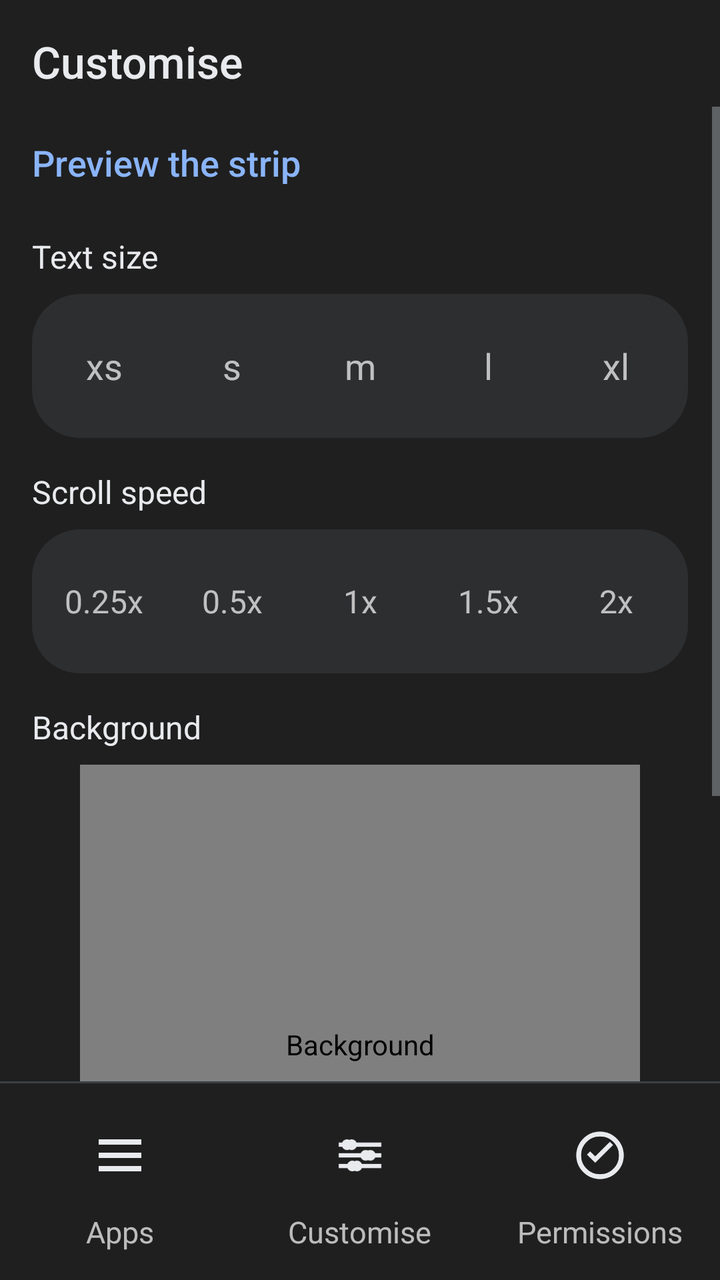
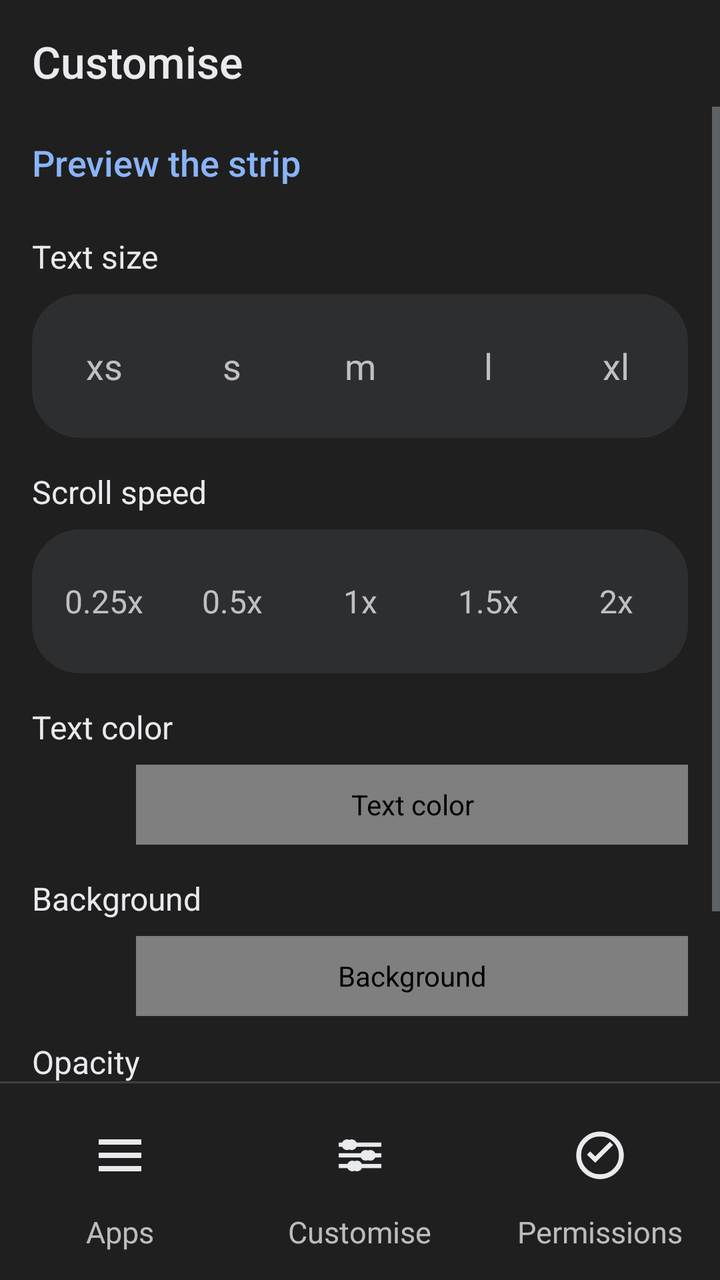

Screens rendered from an Android XML layout before and after an edit, with the pre-edit source and the edit as a unified diff.
<!-- AndroidManifest.xml: application theme Theme.Ticker -->
<!-- res/layout/activity_appearance.xml -->
<?xml version="1.0" encoding="utf-8"?>
<LinearLayout xmlns:android="http://schemas.android.com/apk/res/android"
    android:id="@+id/appearance_root"
    android:layout_width="match_parent"
    android:layout_height="match_parent"
    android:background="@color/paper"
    android:orientation="vertical">

    <TextView
        android:layout_width="match_parent"
        android:layout_height="wrap_content"
        android:fontFamily="sans-serif-medium"
        android:paddingStart="16dp"
        android:paddingTop="16dp"
        android:paddingEnd="16dp"
        android:paddingBottom="8dp"
        android:text="@string/appearance_title"
        android:textColor="@color/ink"
        android:textSize="22sp" />

    <ScrollView
        android:layout_width="match_parent"
        android:layout_height="0dp"
        android:layout_weight="1"
        android:fillViewport="true">

        <LinearLayout
            android:layout_width="match_parent"
            android:layout_height="wrap_content"
            android:orientation="vertical"
            android:paddingBottom="16dp">

            <Button
                android:id="@+id/preview_strip"
                style="@style/Widget.Ribbon.TextButton"
                android:layout_width="match_parent"
                android:layout_height="wrap_content"
                android:layout_marginStart="8dp"
                android:layout_marginEnd="8dp"
                android:gravity="start|center_vertical"
                android:minHeight="56dp"
                android:text="@string/preview_strip"
                android:textSize="18sp" />

            <TextView
                android:layout_width="match_parent"
                android:layout_height="wrap_content"
                android:paddingStart="16dp"
                android:paddingTop="8dp"
                android:paddingEnd="16dp"
                android:paddingBottom="8dp"
                android:text="@string/text_size_label"
                android:textColor="@color/ink"
                android:textSize="16sp" />

            <LinearLayout
                android:id="@+id/text_size_bar"
                android:layout_width="match_parent"
                android:layout_height="72dp"
                android:layout_marginStart="16dp"
                android:layout_marginEnd="16dp"
                android:background="@drawable/bg_search"
                android:gravity="center_vertical"
                android:orientation="horizontal"
                android:padding="4dp">

                <TextView
                    android:id="@+id/size_xs"
                    android:layout_width="0dp"
                    android:layout_height="match_parent"
                    android:layout_weight="1"
                    android:gravity="center"
                    android:text="@string/step_xs"
                    android:textSize="18sp" />

                <TextView
                    android:id="@+id/size_s"
                    android:layout_width="0dp"
                    android:layout_height="match_parent"
                    android:layout_weight="1"
                    android:gravity="center"
                    android:text="@string/step_s"
                    android:textSize="18sp" />

                <TextView
                    android:id="@+id/size_m"
                    android:layout_width="0dp"
                    android:layout_height="match_parent"
                    android:layout_weight="1"
                    android:gravity="center"
                    android:text="@string/step_m"
                    android:textSize="18sp" />

                <TextView
                    android:id="@+id/size_l"
                    android:layout_width="0dp"
                    android:layout_height="match_parent"
                    android:layout_weight="1"
                    android:gravity="center"
                    android:text="@string/step_l"
                    android:textSize="18sp" />

                <TextView
                    android:id="@+id/size_xl"
                    android:layout_width="0dp"
                    android:layout_height="match_parent"
                    android:layout_weight="1"
                    android:gravity="center"
                    android:text="@string/step_xl"
                    android:textSize="18sp" />
            </LinearLayout>

            <TextView
                android:layout_width="match_parent"
                android:layout_height="wrap_content"
                android:paddingStart="16dp"
                android:paddingTop="16dp"
                android:paddingEnd="16dp"
                android:paddingBottom="8dp"
                android:text="@string/scroll_speed_label"
                android:textColor="@color/ink"
                android:textSize="16sp" />

            <LinearLayout
                android:id="@+id/speed_bar"
                android:layout_width="match_parent"
                android:layout_height="72dp"
                android:layout_marginStart="16dp"
                android:layout_marginEnd="16dp"
                android:background="@drawable/bg_search"
                android:gravity="center_vertical"
                android:orientation="horizontal"
                android:padding="4dp">

                <TextView
                    android:id="@+id/speed_025"
                    android:layout_width="0dp"
                    android:layout_height="match_parent"
                    android:layout_weight="1"
                    android:gravity="center"
                    android:text="@string/speed_025"
                    android:textSize="16sp" />

                <TextView
                    android:id="@+id/speed_05"
                    android:layout_width="0dp"
                    android:layout_height="match_parent"
                    android:layout_weight="1"
                    android:gravity="center"
                    android:text="@string/speed_05"
                    android:textSize="16sp" />

                <TextView
                    android:id="@+id/speed_1"
                    android:layout_width="0dp"
                    android:layout_height="match_parent"
                    android:layout_weight="1"
                    android:gravity="center"
                    android:text="@string/speed_1"
                    android:textSize="16sp" />

                <TextView
                    android:id="@+id/speed_15"
                    android:layout_width="0dp"
                    android:layout_height="match_parent"
                    android:layout_weight="1"
                    android:gravity="center"
                    android:text="@string/speed_15"
                    android:textSize="16sp" />

                <TextView
                    android:id="@+id/speed_2"
                    android:layout_width="0dp"
                    android:layout_height="match_parent"
                    android:layout_weight="1"
                    android:gravity="center"
                    android:text="@string/speed_2"
                    android:textSize="16sp" />
            </LinearLayout>

            <TextView
                android:layout_width="match_parent"
                android:layout_height="wrap_content"
                android:paddingStart="16dp"
                android:paddingTop="16dp"
                android:paddingEnd="16dp"
                android:paddingBottom="8dp"
                android:text="@string/background_label"
                android:textColor="@color/ink"
                android:textSize="16sp" />

            <app.ticker.ColorWheelView
                android:id="@+id/color_wheel"
                android:layout_width="280dp"
                android:layout_height="280dp"
                android:layout_gravity="center_horizontal"
                android:contentDescription="@string/background_label" />

            <Button
                android:id="@+id/bg_none"
                style="@style/Widget.Ribbon.TextButton"
                android:layout_width="match_parent"
                android:layout_height="wrap_content"
                android:layout_marginStart="8dp"
                android:layout_marginTop="8dp"
                android:layout_marginEnd="8dp"
                android:minHeight="56dp"
                android:text="@string/bg_none"
                android:textSize="18sp" />
        </LinearLayout>
    </ScrollView>

    <include layout="@layout/bar_tabs" />
</LinearLayout>
<!-- res/layout/bar_tabs.xml (included above) -->
<?xml version="1.0" encoding="utf-8"?>
<LinearLayout xmlns:android="http://schemas.android.com/apk/res/android"
    android:id="@+id/tab_bar"
    android:layout_width="match_parent"
    android:layout_height="wrap_content"
    android:background="@color/paper"
    android:orientation="vertical">

    <View
        android:layout_width="match_parent"
        android:layout_height="1dp"
        android:background="@color/divider" />

    <LinearLayout
        android:layout_width="match_parent"
        android:layout_height="wrap_content"
        android:orientation="horizontal"
        android:paddingTop="12dp"
        android:paddingBottom="14dp">

        <LinearLayout
            android:id="@+id/tab_apps"
            android:layout_width="0dp"
            android:layout_height="wrap_content"
            android:layout_weight="1"
            android:background="?android:attr/selectableItemBackground"
            android:clickable="true"
            android:contentDescription="@string/tab_apps"
            android:focusable="true"
            android:gravity="center_horizontal"
            android:orientation="vertical">

            <FrameLayout
                android:id="@+id/tab_apps_pill"
                android:layout_width="96dp"
                android:layout_height="48dp">

                <ImageView
                    android:id="@+id/tab_apps_icon"
                    android:layout_width="32dp"
                    android:layout_height="32dp"
                    android:layout_gravity="center"
                    android:contentDescription="@null"
                    android:importantForAccessibility="no"
                    android:src="@drawable/ic_tab_apps" />
            </FrameLayout>

            <TextView
                android:id="@+id/tab_apps_label"
                android:layout_width="wrap_content"
                android:layout_height="wrap_content"
                android:layout_marginTop="4dp"
                android:text="@string/tab_apps"
                android:textSize="15sp" />
        </LinearLayout>

        <LinearLayout
            android:id="@+id/tab_appearance"
            android:layout_width="0dp"
            android:layout_height="wrap_content"
            android:layout_weight="1"
            android:background="?android:attr/selectableItemBackground"
            android:clickable="true"
            android:contentDescription="@string/tab_appearance"
            android:focusable="true"
            android:gravity="center_horizontal"
            android:orientation="vertical">

            <FrameLayout
                android:id="@+id/tab_appearance_pill"
                android:layout_width="96dp"
                android:layout_height="48dp">

                <ImageView
                    android:id="@+id/tab_appearance_icon"
                    android:layout_width="32dp"
                    android:layout_height="32dp"
                    android:layout_gravity="center"
                    android:contentDescription="@null"
                    android:importantForAccessibility="no"
                    android:src="@drawable/ic_tab_appearance" />
            </FrameLayout>

            <TextView
                android:id="@+id/tab_appearance_label"
                android:layout_width="wrap_content"
                android:layout_height="wrap_content"
                android:layout_marginTop="4dp"
                android:text="@string/tab_appearance"
                android:textSize="15sp" />
        </LinearLayout>

        <LinearLayout
            android:id="@+id/tab_permissions"
            android:layout_width="0dp"
            android:layout_height="wrap_content"
            android:layout_weight="1"
            android:background="?android:attr/selectableItemBackground"
            android:clickable="true"
            android:contentDescription="@string/tab_permissions"
            android:focusable="true"
            android:gravity="center_horizontal"
            android:orientation="vertical">

            <FrameLayout
                android:id="@+id/tab_permissions_pill"
                android:layout_width="96dp"
                android:layout_height="48dp">

                <ImageView
                    android:id="@+id/tab_permissions_icon"
                    android:layout_width="32dp"
                    android:layout_height="32dp"
                    android:layout_gravity="center"
                    android:contentDescription="@null"
                    android:importantForAccessibility="no"
                    android:src="@drawable/ic_tab_permissions" />
            </FrameLayout>

            <TextView
                android:id="@+id/tab_permissions_label"
                android:layout_width="wrap_content"
                android:layout_height="wrap_content"
                android:layout_marginTop="4dp"
                android:text="@string/tab_permissions"
                android:textSize="15sp" />
        </LinearLayout>
    </LinearLayout>
</LinearLayout>
<!-- resources referenced by this layout -->
<resources>
  <color name="divider">#3C4043</color>
  <color name="ink">#E8EAED</color>
  <color name="paper">#1F1F1F</color>
  <!-- drawable bg_search (drawable) -->
  <?xml version="1.0" encoding="utf-8"?>
  <shape xmlns:android="http://schemas.android.com/apk/res/android"
      android:shape="rectangle">
      <solid android:color="@color/search" />
      <corners android:radius="24dp" />
  </shape>
  <!-- drawable ic_tab_appearance (drawable) -->
  <?xml version="1.0" encoding="utf-8"?>
  <vector xmlns:android="http://schemas.android.com/apk/res/android"
      android:width="24dp"
      android:height="24dp"
      android:viewportWidth="24"
      android:viewportHeight="24">
      <path
          android:fillColor="#E8EAED"
          android:pathData="M4,7.2h16v1.6H4z M4,11.2h16v1.6H4z M4,15.2h16v1.6H4z" />
      <path
          android:fillColor="#E8EAED"
          android:pathData="M8,6.2a2,2 0,1 1,0 3.6a2,2 0,1 1,0 -3.6z M15,10.2a2,2 0,1 1,0 3.6a2,2 0,1 1,0 -3.6z M10,14.2a2,2 0,1 1,0 3.6a2,2 0,1 1,0 -3.6z" />
  </vector>
  <!-- drawable ic_tab_apps (drawable) -->
  <?xml version="1.0" encoding="utf-8"?>
  <vector xmlns:android="http://schemas.android.com/apk/res/android"
      android:width="24dp"
      android:height="24dp"
      android:viewportWidth="24"
      android:viewportHeight="24">
      <path
          android:fillColor="#E8EAED"
          android:pathData="M4,6h16v2H4z M4,11h16v2H4z M4,16h16v2H4z" />
  </vector>
  <!-- drawable ic_tab_permissions (drawable) -->
  <?xml version="1.0" encoding="utf-8"?>
  <vector xmlns:android="http://schemas.android.com/apk/res/android"
      android:width="24dp"
      android:height="24dp"
      android:viewportWidth="24"
      android:viewportHeight="24">
      <path
          android:fillColor="#00000000"
          android:pathData="M12,4a8,8 0,1 1,0 16a8,8 0,1 1,0 -16z"
          android:strokeColor="#E8EAED"
          android:strokeWidth="1.8" />
      <path
          android:fillColor="#E8EAED"
          android:pathData="M10.2,12.4 L8.3,10.5 L7.1,11.7 L10.2,14.8 L16.9,8.1 L15.7,6.9 Z" />
  </vector>
  <string name="appearance_title">Customise</string>
  <string name="background_label">Background</string>
  <string name="bg_none">No background</string>
  <string name="preview_strip">Preview the strip</string>
  <string name="scroll_speed_label">Scroll speed</string>
  <string name="speed_025">0.25x</string>
  <string name="speed_05">0.5x</string>
  <string name="speed_1">1x</string>
  <string name="speed_15">1.5x</string>
  <string name="speed_2">2x</string>
  <string name="step_l">l</string>
  <string name="step_m">m</string>
  <string name="step_s">s</string>
  <string name="step_xl">xl</string>
  <string name="step_xs">xs</string>
  <string name="tab_appearance">Customise</string>
  <string name="tab_apps">Apps</string>
  <string name="tab_permissions">Permissions</string>
  <string name="text_size_label">Text size</string>
  <style name="Widget.Ribbon.TextButton" parent="android:Widget.Material.Button.Borderless">
          <item name="android:textAllCaps">false</item>
          <item name="android:textColor">@color/accent</item>
          <item name="android:fontFamily">sans-serif-medium</item>
          <item name="android:textSize">14sp</item>
          <item name="android:minWidth">48dp</item>
          <item name="android:minHeight">36dp</item>
          <item name="android:paddingLeft">8dp</item>
          <item name="android:paddingRight">8dp</item>
      </style>
  <color name="search">#2D2E30</color>
  <color name="accent">#8AB4F8</color>
  <color name="muted">#9AA0A6</color>
  <!-- unchanged entries left out for length: 1 -->
</resources>

<!-- the commit's change to res/layout/activity_appearance.xml (unified diff, before → after) -->
@@ -185,16 +185,103 @@
                 android:paddingTop="16dp"
                 android:paddingEnd="16dp"
                 android:paddingBottom="8dp"
+                android:text="@string/text_color_label"
+                android:textColor="@color/ink"
+                android:textSize="16sp" />
+
+            <LinearLayout
+                android:layout_width="match_parent"
+                android:layout_height="40dp"
+                android:layout_marginStart="16dp"
+                android:layout_marginEnd="16dp"
+                android:gravity="center_vertical"
+                android:orientation="horizontal">
+
+                <View
+                    android:id="@+id/text_white"
+                    android:layout_width="40dp"
+                    android:layout_height="40dp"
+                    android:contentDescription="@string/text_color_white" />
+
+                <app.ticker.HueBarView
+                    android:id="@+id/text_hue"
+                    android:layout_width="0dp"
+                    android:layout_height="40dp"
+                    android:layout_marginStart="12dp"
+                    android:layout_weight="1"
+                    android:contentDescription="@string/text_color_label" />
+            </LinearLayout>
+
+            <TextView
+                android:layout_width="match_parent"
+                android:layout_height="wrap_content"
+                android:paddingStart="16dp"
+                android:paddingTop="16dp"
+                android:paddingEnd="16dp"
+                android:paddingBottom="8dp"
                 android:text="@string/background_label"
                 android:textColor="@color/ink"
                 android:textSize="16sp" />
 
-            <app.ticker.ColorWheelView
-                android:id="@+id/color_wheel"
-                android:layout_width="280dp"
-                android:layout_height="280dp"
-                android:layout_gravity="center_horizontal"
-                android:contentDescription="@string/background_label" />
+            <LinearLayout
+                android:layout_width="match_parent"
+                android:layout_height="40dp"
+                android:layout_marginStart="16dp"
+                android:layout_marginEnd="16dp"
+                android:gravity="center_vertical"
+                android:orientation="horizontal">
+
+                <View
+                    android:id="@+id/bg_dark"
+                    android:layout_width="40dp"
+                    android:layout_height="40dp"
+                    android:contentDescription="@string/bg_default" />
+
+                <app.ticker.HueBarView
+                    android:id="@+id/bg_hue"
+                    android:layout_width="0dp"
+                    android:layout_height="40dp"
+                    android:layout_marginStart="12dp"
+                    android:layout_weight="1"
+                    android:contentDescription="@string/background_label" />
+            </LinearLayout>
+
+            <LinearLayout
+                android:layout_width="match_parent"
+                android:layout_height="wrap_content"
+                android:gravity="center_vertical"
+                android:orientation="horizontal"
+                android:paddingStart="16dp"
+                android:paddingTop="12dp"
+                android:paddingEnd="16dp"
+                android:paddingBottom="4dp">
+
+                <TextView
+                    android:layout_width="0dp"
+                    android:layout_height="wrap_content"
+                    android:layout_weight="1"
+                    android:text="@string/opacity_label"
+                    android:textColor="@color/ink"
+                    android:textSize="16sp" />
+
+                <TextView
+                    android:id="@+id/opacity_value"
+                    android:layout_width="wrap_content"
+                    android:layout_height="wrap_content"
+                    android:textColor="@color/muted"
+                    android:textSize="16sp" />
+            </LinearLayout>
+
+            <SeekBar
+                android:id="@+id/bg_opacity"
+                android:layout_width="match_parent"
+                android:layout_height="wrap_content"
+                android:layout_marginStart="12dp"
+                android:layout_marginEnd="12dp"
+                android:contentDescription="@string/opacity_label"
+                android:max="100"
+                android:progressTint="@color/accent"
+                android:thumbTint="@color/accent" />
 
             <Button
                 android:id="@+id/bg_none"
<!-- resource entries referenced after the edit -->
@@ -53,7 +53,9 @@
   </vector>
   <string name="appearance_title">Customise</string>
   <string name="background_label">Background</string>
+  <string name="bg_default">Default background</string>
   <string name="bg_none">No background</string>
+  <string name="opacity_label">Opacity</string>
   <string name="preview_strip">Preview the strip</string>
   <string name="scroll_speed_label">Scroll speed</string>
   <string name="speed_025">0.25x</string>
@@ -69,6 +71,8 @@
   <string name="tab_appearance">Customise</string>
   <string name="tab_apps">Apps</string>
   <string name="tab_permissions">Permissions</string>
+  <string name="text_color_label">Text color</string>
+  <string name="text_color_white">White</string>
   <string name="text_size_label">Text size</string>
   <style name="Widget.Ribbon.TextButton" parent="android:Widget.Material.Button.Borderless">
           <item name="android:textAllCaps">false</item>
